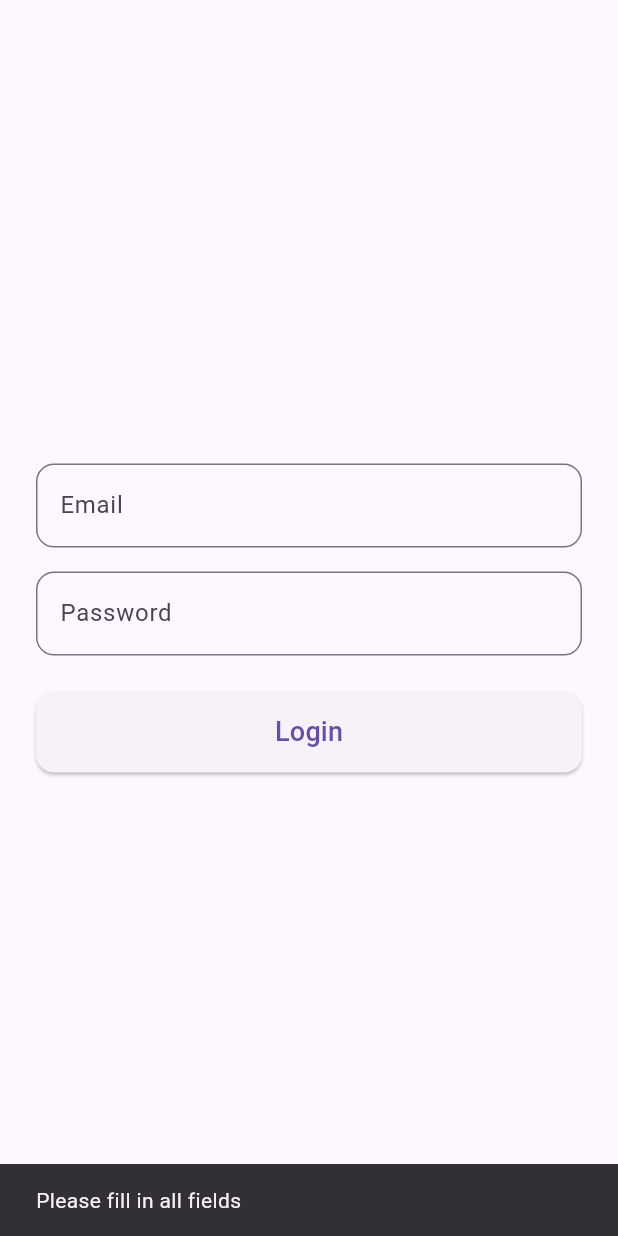
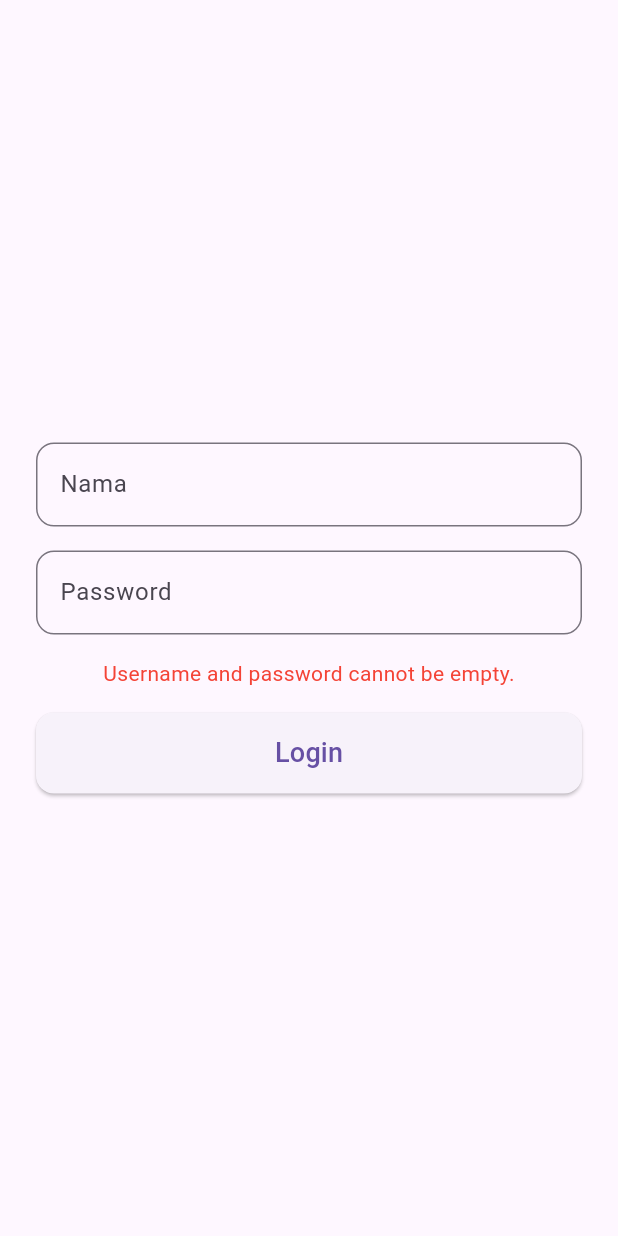
Before and after one commit to danlniel/Durian-QR, a Flutter app: the screen it shows after launch, after a tap on "Login", on a phone screen of 412 x 824 dp. Run offline on Flutter 3.47's test engine with Material 3 defaults, Android fonts, the phone set to English and light mode, and no system bars; our stand-ins replace cloud_firestore, firebase_core; missing offline and left inert: qr_code_scanner; accounts and stored records are empty.

Commit message:
implement qr

```diff
--- a/durian_qr_app/lib/Login/AuthService.dart
+++ b/durian_qr_app/lib/Login/AuthService.dart
@@ -1,53 +1,53 @@
 import 'package:cloud_firestore/cloud_firestore.dart';
-import 'package:firebase_auth/firebase_auth.dart';
 
 class AuthService {
-  final FirebaseAuth _auth = FirebaseAuth.instance;
   final FirebaseFirestore _firestore = FirebaseFirestore.instance;
 
-  // Login function
-  Future<User?> login(String email, String password) async {
+  /// ✅ Register a new user
+  Future<void> registerUser(String username, String password, String role) async {
     try {
-      UserCredential userCredential = await _auth.signInWithEmailAndPassword(
-        email: email,
-        password: password,
-      );
-      return userCredential.user;
+      // WIP Hash the password before storing it
+      // Store user data in Firestore with the username as the document ID
+      await _firestore.collection('users').doc(username).set({
+        'password': password,
+        'role': role,
+        'createdAt': FieldValue.serverTimestamp(),
+      });
+
+      print('User "$username" registered successfully!');
     } catch (e) {
-      print('Login failed: $e');
-      return null;
+      print('Error registering user: $e');
     }
   }
 
-  // Register function with role
-  Future<User?> register(String email, String password, String role) async {
+  /// ✅ Login user and return user details
+  Future<Map<String, dynamic>?> loginUser(String username, String password) async {
     try {
-      UserCredential userCredential = await _auth.createUserWithEmailAndPassword(
-        email: email,
-        password: password,
-      );
+      DocumentSnapshot userDoc = await _firestore.collection('users').doc(username).get();
 
-      // Save role in Firestore
-      await _firestore.collection('users').doc(userCredential.user!.uid).set({
-        'email': email,
-        'role': role,  // 'admin' or 'user'
-        'createdAt': FieldValue.serverTimestamp(),
-      });
+      if (!userDoc.exists) {
+        print('User not found!');
+        return null;
+      }
 
-      return userCredential.user;
+      // Get stored hashed password
+      String storedPassword = userDoc['password'];
+
+      // Hash the input password and compare
+      if (storedPassword == password) {
+        print('Login successful!');
+
+        // Return user info excluding password
+        return {
+          'username': username,
+          'role': userDoc['role']
+        };
+      } else {
+        print('Invalid password!');
+        return null;
+      }
     } catch (e) {
-      print('Registration failed: $e');
-      return null;
-    }
-  }
-
-  // Get user role
-  Future<String?> getUserRole(String uid) async {
-    try {
-      DocumentSnapshot doc = await _firestore.collection('users').doc(uid).get();
-      return doc['role']; // Returns 'admin' or 'user'
-    } catch (e) {
-      print('Failed to get role: $e');
+      print('Error logging in: $e');
       return null;
     }
   }
--- a/durian_qr_app/lib/Login/LoginPage.dart
+++ b/durian_qr_app/lib/Login/LoginPage.dart
@@ -2,6 +2,7 @@ import 'package:durian_qr_app/Login/AuthService.dart';
 import 'package:durian_qr_app/User/Admin/AdminDashboard.dart';
 import 'package:durian_qr_app/User/Farmer/FarmerDashboard.dart';
 import 'package:flutter/material.dart';
+import 'package:cloud_firestore/cloud_firestore.dart';
 
 class LoginPage extends StatefulWidget {
   const LoginPage({super.key});
@@ -11,34 +12,53 @@ class LoginPage extends StatefulWidget {
 }
 
 class _LoginPageState extends State<LoginPage> {
-  final TextEditingController _emailController = TextEditingController();
+  final TextEditingController _usernameController = TextEditingController();
   final TextEditingController _passwordController = TextEditingController();
   final AuthService _authService = AuthService();
 
-  void _login() async {
-    final email = _emailController.text.trim();
-    final password = _passwordController.text.trim();
+  bool _isLoading = false;
+  String? _errorMessage;
 
-    if (email.isEmpty || password.isEmpty) {
-      ScaffoldMessenger.of(context).showSnackBar(
-        const SnackBar(content: Text('Please fill in all fields')),
-      );
+  /// ✅ Handles login logic and redirects users
+  Future<void> _login() async {
+    setState(() {
+      _isLoading = true;
+      _errorMessage = null;
+    });
+
+    String username = _usernameController.text.trim();
+    String password = _passwordController.text;
+
+    if (username.isEmpty || password.isEmpty) {
+      setState(() {
+        _isLoading = false;
+        _errorMessage = 'Username and password cannot be empty.';
+      });
       return;
     }
 
-    final user = await _authService.login(email, password);
-    if (user != null) {
-      final role = await _authService.getUserRole(user.uid);
+    Map<String, dynamic>? userInfo = await _authService.loginUser(username, password);
 
-      if (role == 'admin') {
-        Navigator.pushReplacement(context, MaterialPageRoute(builder: (_) => const AdminDashboard()));
-      } else {
-        Navigator.pushReplacement(context, MaterialPageRoute(builder: (_) => const FarmerDashboard()));
-      }
+    setState(() {
+      _isLoading = false;
+    });
+
+    if (userInfo != null) {
+      print('Login successful! User: ${userInfo['username']}, Role: ${userInfo['role']}');
+      goToDashboard(userInfo['role']);
     } else {
-      ScaffoldMessenger.of(context).showSnackBar(
-        const SnackBar(content: Text('Login failed. Please check your credentials.')),
-      );
+      setState(() {
+        _errorMessage = 'Invalid username or password.';
+      });
+    }
+  }
+
+  /// ✅ Redirects user based on their role
+  void goToDashboard(String role) {
+    if (role == 'admin') {
+      Navigator.pushReplacement(context, MaterialPageRoute(builder: (_) => const AdminDashboard()));
+    } else {
+      Navigator.pushReplacement(context, MaterialPageRoute(builder: (_) => const FarmerDashboard()));
     }
   }
 
@@ -53,9 +73,9 @@ class _LoginPageState extends State<LoginPage> {
             crossAxisAlignment: CrossAxisAlignment.stretch,
             children: [
               TextFormField(
-                controller: _emailController,
+                controller: _usernameController,
                 decoration: InputDecoration(
-                  labelText: 'Email',
+                  labelText: 'Nama',
                   border: OutlineInputBorder(
                     borderRadius: BorderRadius.circular(12.0),
                   ),
@@ -72,16 +92,30 @@ class _LoginPageState extends State<LoginPage> {
                   ),
                 ),
               ),
-              const SizedBox(height: 24),
+              const SizedBox(height: 16),
+
+              // 🔹 Error message display
+              if (_errorMessage != null)
+                Text(
+                  _errorMessage!,
+                  style: const TextStyle(color: Colors.red, fontSize: 14),
+                  textAlign: TextAlign.center,
+                ),
+
+              const SizedBox(height: 16),
+
+              // 🔹 Login button with loading indicator
               ElevatedButton(
-                onPressed: _login,
+                onPressed: _isLoading ? null : _login,
                 style: ElevatedButton.styleFrom(
                   padding: const EdgeInsets.symmetric(vertical: 14),
                   shape: RoundedRectangleBorder(
                     borderRadius: BorderRadius.circular(12.0),
                   ),
                 ),
-                child: const Text(
+                child: _isLoading
+                    ? const CircularProgressIndicator(color: Colors.white)
+                    : const Text(
                   'Login',
                   style: TextStyle(fontSize: 18),
                 ),
--- a/durian_qr_app/pubspec.yaml
+++ b/durian_qr_app/pubspec.yaml
@@ -35,6 +35,7 @@ dependencies:
   cloud_firestore: ^5.6.5
   provider: ^6.0.0
   http: ^0.13.0
+  qr_code_scanner: ^1.0.1
 
   # The following adds the Cupertino Icons font to your application.
   # Use with the CupertinoIcons class for iOS style icons.
```
Also changed, not shown: durian_qr_app/lib/PlantationForm/PlantationForm.dart (added, +82 -0 lines), durian_qr_app/lib/QRView/DurianQRView.dart (added, +69 -0 lines), durian_qr_app/lib/User/Farmer/FarmerDashboard.dart (+18 -2 lines), durian_qr_app/pubspec.lock.
